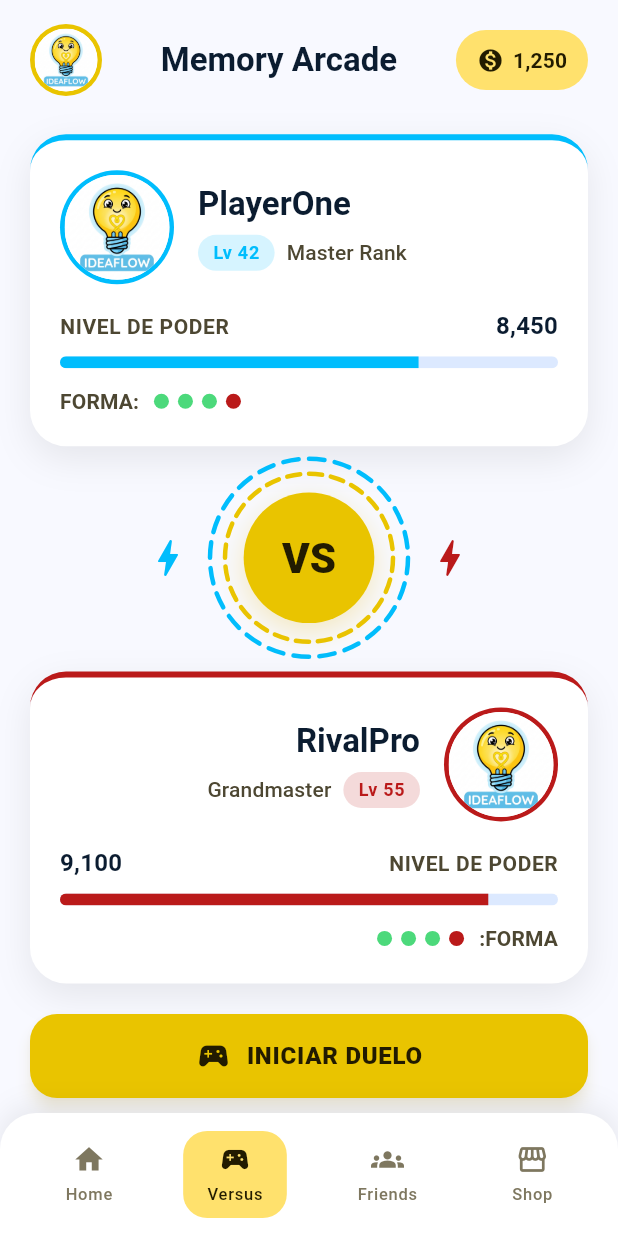
After one commit to GrullonDev/Memory-Companion, a Flutter app: the VersusScreen screen opened by its route, on a phone screen of 412 x 824 dp. The commit adds this screen. Run offline on Flutter 3.47's test engine with Material 3 defaults, Android fonts, the light colour scheme and no system bars; our stand-ins replace flutter_localization, flutter_riverpod, riverpod.

Commit message:
feat: se crea la pantalla de versus para que el usuario tenga la opcion de poder jugar contra la maquina y asi tiene la opcion si le gana

```diff
--- a/lib/core/localization/app_locale.dart
+++ b/lib/core/localization/app_locale.dart
@@ -32,6 +32,10 @@ mixin AppLocale {
   static const String backToHome = 'backToHome';
   static const String settingsLabel = 'settingsLabel';
   static const String quitMatch = 'quitMatch';
+  static const String powerLevelLabel = 'powerLevelLabel';
+  static const String formLabel = 'formLabel';
+  static const String startDuel = 'startDuel';
+  static const String comingSoon = 'comingSoon';
 
   static const Map<String, dynamic> es = {
     appTitle: 'Memory Arcade',
@@ -63,6 +67,10 @@ mixin AppLocale {
     backToHome: 'Volver al inicio',
     settingsLabel: 'Ajustes',
     quitMatch: 'Salir de la partida',
+    powerLevelLabel: 'NIVEL DE PODER',
+    formLabel: 'FORMA',
+    startDuel: 'INICIAR DUELO',
+    comingSoon: 'Muy pronto',
   };
 
   static const Map<String, dynamic> en = {
@@ -95,5 +103,9 @@ mixin AppLocale {
     backToHome: 'Back to home',
     settingsLabel: 'Settings',
     quitMatch: 'Quit Match',
+    powerLevelLabel: 'POWER LEVEL',
+    formLabel: 'FORM',
+    startDuel: 'START DUEL',
+    comingSoon: 'Coming soon',
   };
 }
--- a/lib/core/routes/route_paths.dart
+++ b/lib/core/routes/route_paths.dart
@@ -1,5 +1,18 @@
+import 'package:flutter/widgets.dart';
+
 class RoutePaths {
   static const String splash = '/splash';
   static const String home = '/home';
+  static const String versus = '/versus';
+  static const String friends = '/friends';
+  static const String shop = '/shop';
   static const String boardSolo = '/board/solo';
+
+  /// Bottom-nav tab destinations, indexed the same way as [HomeBottomNav].
+  static const List<String> tabs = [home, versus, friends, shop];
+
+  /// Switches the visible bottom-nav tab without stacking screens.
+  static void navigateToTab(BuildContext context, int index) {
+    Navigator.of(context).pushReplacementNamed(tabs[index]);
+  }
 }
--- a/lib/core/routes/route_switch.dart
+++ b/lib/core/routes/route_switch.dart
@@ -4,6 +4,8 @@ import 'package:memory_companion/core/routes/route_paths.dart';
 import 'package:memory_companion/features/auth/splash/splash_page.dart';
 import 'package:memory_companion/features/game/board/board_page.dart';
 import 'package:memory_companion/features/home/home_screen.dart';
+import 'package:memory_companion/features/home/widget/coming_soon_screen.dart';
+import 'package:memory_companion/features/versus/versus_screen.dart';
 
 class RouteSwitch {
   static Route<dynamic> onGenerateRoute(RouteSettings settings) {
@@ -12,6 +14,26 @@ class RouteSwitch {
         return MaterialPageRoute(builder: (_) => const SplashPage());
       case RoutePaths.home:
         return MaterialPageRoute(builder: (_) => const HomeScreen());
+      case RoutePaths.versus:
+        return MaterialPageRoute(
+          builder: (_) => VersusScreen(onStartDuel: () {}),
+        );
+      case RoutePaths.friends:
+        return MaterialPageRoute(
+          builder: (_) => const ComingSoonScreen(
+            icon: Icons.groups,
+            title: 'Friends',
+            activeIndex: 2,
+          ),
+        );
+      case RoutePaths.shop:
+        return MaterialPageRoute(
+          builder: (_) => const ComingSoonScreen(
+            icon: Icons.storefront,
+            title: 'Shop',
+            activeIndex: 3,
+          ),
+        );
       case RoutePaths.boardSolo:
         return MaterialPageRoute(builder: (_) => const BoardPage());
       default:
--- /dev/null
+++ b/lib/core/widgets/floating_bob.dart
@@ -0,0 +1,58 @@
+import 'dart:math' as math;
+
+import 'package:flutter/material.dart';
+
+/// Wraps [child] in a continuous, smooth up/down floating motion.
+///
+/// Used to make opposing elements (e.g. two versus avatars) feel alive
+/// and to visually separate them from static UI chrome. [phase] shifts
+/// the oscillation (0..1) so multiple instances can bob out of sync.
+class FloatingBob extends StatefulWidget {
+  const FloatingBob({
+    super.key,
+    required this.child,
+    this.amplitude = 8,
+    this.duration = const Duration(seconds: 2),
+    this.phase = 0,
+  });
+
+  final Widget child;
+  final double amplitude;
+  final Duration duration;
+  final double phase;
+
+  @override
+  State<FloatingBob> createState() => _FloatingBobState();
+}
+
+class _FloatingBobState extends State<FloatingBob>
+    with SingleTickerProviderStateMixin {
+  late final AnimationController _controller;
+
+  @override
+  void initState() {
+    super.initState();
+    _controller = AnimationController(vsync: this, duration: widget.duration)
+      ..value = widget.phase
+      ..repeat();
+  }
+
+  @override
+  void dispose() {
+    _controller.dispose();
+    super.dispose();
+  }
+
+  @override
+  Widget build(BuildContext context) {
+    return AnimatedBuilder(
+      animation: _controller,
+      builder: (context, child) {
+        final offset =
+            math.sin(_controller.value * 2 * math.pi) * widget.amplitude;
+        return Transform.translate(offset: Offset(0, offset), child: child);
+      },
+      child: widget.child,
+    );
+  }
+}
--- a/lib/features/home/home_screen.dart
+++ b/lib/features/home/home_screen.dart
@@ -2,6 +2,7 @@ import 'package:flutter/material.dart';
 import 'package:flutter_localization/flutter_localization.dart';
 
 import 'package:memory_companion/core/localization/app_locale.dart';
+import 'package:memory_companion/core/routes/route_paths.dart';
 import 'package:memory_companion/core/theme/app_colors.dart';
 import 'package:memory_companion/features/home/widget/featured_banner.dart';
 import 'package:memory_companion/features/home/widget/game_mode_grid.dart';
@@ -16,7 +17,9 @@ class HomeScreen extends StatelessWidget {
   Widget build(BuildContext context) {
     return Scaffold(
       backgroundColor: AppColors.background,
-      bottomNavigationBar: const HomeBottomNav(),
+      bottomNavigationBar: HomeBottomNav(
+        onTap: (index) => RoutePaths.navigateToTab(context, index),
+      ),
       body: SafeArea(
         bottom: true,
         child: ListView(
--- a/lib/features/home/widget/home_bottom_nav.dart
+++ b/lib/features/home/widget/home_bottom_nav.dart
@@ -3,9 +3,10 @@ import 'package:flutter/material.dart';
 import 'package:memory_companion/core/theme/app_colors.dart';
 
 class HomeBottomNav extends StatelessWidget {
-  const HomeBottomNav({super.key, this.activeIndex = 0});
+  const HomeBottomNav({super.key, this.activeIndex = 0, this.onTap});
 
   final int activeIndex;
+  final ValueChanged<int>? onTap;
 
   static const _items = [
     (icon: Icons.home, label: 'Home'),
@@ -34,10 +35,13 @@ class HomeBottomNav extends StatelessWidget {
         mainAxisAlignment: MainAxisAlignment.spaceAround,
         children: [
           for (var i = 0; i < _items.length; i++)
-            _NavItem(
-              icon: _items[i].icon,
-              label: _items[i].label,
-              active: i == activeIndex,
+            GestureDetector(
+              onTap: onTap == null ? null : () => onTap!(i),
+              child: _NavItem(
+                icon: _items[i].icon,
+                label: _items[i].label,
+                active: i == activeIndex,
+              ),
             ),
         ],
       ),
--- /dev/null
+++ b/lib/features/versus/versus_screen.dart
@@ -0,0 +1,103 @@
+import 'package:flutter/material.dart';
+import 'package:flutter_localization/flutter_localization.dart';
+
+import 'package:memory_companion/core/localization/app_locale.dart';
+import 'package:memory_companion/core/routes/route_paths.dart';
+import 'package:memory_companion/core/theme/app_colors.dart';
+import 'package:memory_companion/core/widgets/floating_bob.dart';
+import 'package:memory_companion/features/home/widget/home_bottom_nav.dart';
+import 'package:memory_companion/features/versus/widget/versus_player_card.dart';
+import 'package:memory_companion/features/versus/widget/versus_top_bar.dart';
+import 'package:memory_companion/features/versus/widget/vs_badge.dart';
+
+class VersusScreen extends StatelessWidget {
+  const VersusScreen({super.key, required this.onStartDuel});
+
+  final VoidCallback onStartDuel;
+
+  @override
+  Widget build(BuildContext context) {
+    return Scaffold(
+      backgroundColor: AppColors.background,
+      bottomNavigationBar: HomeBottomNav(
+        activeIndex: 1,
+        onTap: (index) => RoutePaths.navigateToTab(context, index),
+      ),
+      body: SafeArea(
+        child: ListView(
+          padding: const EdgeInsets.fromLTRB(20, 16, 20, 24),
+          children: [
+            const VersusTopBar(coins: 1250),
+            const SizedBox(height: 28),
+            FloatingBob(
+              phase: 0,
+              child: VersusPlayerCard(
+                name: 'PlayerOne',
+                rankLabel: 'Master Rank',
+                level: 42,
+                powerValue: '8,450',
+                powerProgress: 0.72,
+                formWins: const [true, true, true, false],
+                accentColor: AppColors.secondaryContainer,
+              ),
+            ),
+            SizedBox(
+              height: 140,
+              child: Center(
+                child: FloatingBob(phase: 0.5, amplitude: 6, child: const VsBadge()),
+              ),
+            ),
+            FloatingBob(
+              phase: 0.25,
+              child: VersusPlayerCard(
+                name: 'RivalPro',
+                rankLabel: 'Grandmaster',
+                level: 55,
+                powerValue: '9,100',
+                powerProgress: 0.86,
+                formWins: const [true, true, true, false],
+                accentColor: AppColors.error,
+                reversed: true,
+              ),
+            ),
+            const SizedBox(height: 28),
+            SizedBox(
+              width: double.infinity,
+              height: 56,
+              child: Material(
+                color: AppColors.primaryFixedDim,
+                clipBehavior: Clip.antiAlias,
+                shape: RoundedRectangleBorder(
+                  borderRadius: BorderRadius.circular(18),
+                ),
+                elevation: 4,
+                shadowColor: const Color(0x40E6B400),
+                child: InkWell(
+                  onTap: onStartDuel,
+                  child: Row(
+                    mainAxisAlignment: MainAxisAlignment.center,
+                    children: [
+                      const Icon(
+                        Icons.sports_esports_rounded,
+                        color: AppColors.onPrimaryFixed,
+                      ),
+                      const SizedBox(width: 10),
+                      Text(
+                        AppLocale.startDuel.getString(context),
+                        style: Theme.of(context).textTheme.titleMedium?.copyWith(
+                          color: AppColors.onPrimaryFixed,
+                          fontWeight: FontWeight.w800,
+                          letterSpacing: 0.5,
+                        ),
+                      ),
+                    ],
+                  ),
+                ),
+              ),
+            ),
+          ],
+        ),
+      ),
+    );
+  }
+}
--- /dev/null
+++ b/lib/features/versus/widget/versus_player_card.dart
@@ -0,0 +1,192 @@
+import 'package:flutter/material.dart';
+import 'package:flutter_localization/flutter_localization.dart';
+import 'package:memory_companion/core/localization/app_locale.dart';
+import 'package:memory_companion/core/theme/app_colors.dart';
+
+/// A single combatant summary card used on the versus screen.
+///
+/// [reversed] mirrors the internal layout (avatar side, stat order) so
+/// the rival card can face the player card, matching the mockup.
+class VersusPlayerCard extends StatelessWidget {
+  const VersusPlayerCard({
+    super.key,
+    required this.name,
+    required this.rankLabel,
+    required this.level,
+    required this.powerValue,
+    required this.powerProgress,
+    required this.formWins,
+    required this.accentColor,
+    this.reversed = false,
+  });
+
+  final String name;
+  final String rankLabel;
+  final int level;
+  final String powerValue;
+  final double powerProgress;
+  final List<bool> formWins;
+  final Color accentColor;
+  final bool reversed;
+
+  @override
+  Widget build(BuildContext context) {
+    final avatar = _Avatar(accentColor: accentColor);
+    final identity = Column(
+      crossAxisAlignment:
+          reversed ? CrossAxisAlignment.end : CrossAxisAlignment.start,
+      mainAxisSize: MainAxisSize.min,
+      children: [
+        Text(
+          name,
+          style: Theme.of(context).textTheme.titleLarge?.copyWith(
+            color: AppColors.onSurface,
+            fontWeight: FontWeight.w700,
+          ),
+        ),
+        const SizedBox(height: 6),
+        Row(
+          textDirection: reversed ? TextDirection.rtl : TextDirection.ltr,
+          mainAxisSize: MainAxisSize.min,
+          children: [
+            Container(
+              padding: const EdgeInsets.symmetric(horizontal: 10, vertical: 4),
+              decoration: BoxDecoration(
+                color: accentColor.withValues(alpha: 0.16),
+                borderRadius: BorderRadius.circular(999),
+              ),
+              child: Text(
+                'Lv $level',
+                style: Theme.of(context).textTheme.labelMedium?.copyWith(
+                  color: accentColor,
+                  fontWeight: FontWeight.w700,
+                ),
+              ),
+            ),
+            const SizedBox(width: 8),
+            Text(
+              rankLabel,
+              style: Theme.of(
+                context,
+              ).textTheme.labelLarge?.copyWith(color: AppColors.onSurfaceVariant),
+            ),
+          ],
+        ),
+      ],
+    );
+
+    final identityRow = Row(
+      children: reversed
+          ? [Expanded(child: identity), const SizedBox(width: 16), avatar]
+          : [avatar, const SizedBox(width: 16), Expanded(child: identity)],
+    );
+
+    final powerLabel = Text(
+      AppLocale.powerLevelLabel.getString(context),
+      style: Theme.of(context).textTheme.labelLarge?.copyWith(
+        color: AppColors.onSurfaceVariant,
+        fontWeight: FontWeight.w700,
+        letterSpacing: 0.4,
+      ),
+    );
+    final powerValueText = Text(
+      powerValue,
+      style: Theme.of(context).textTheme.titleMedium?.copyWith(
+        color: AppColors.onSurface,
+        fontWeight: FontWeight.w700,
+      ),
+    );
+
+    final formLabel = Text(
+      reversed
+          ? ':${AppLocale.formLabel.getString(context)}'
+          : '${AppLocale.formLabel.getString(context)}:',
+      style: Theme.of(context).textTheme.labelLarge?.copyWith(
+        color: AppColors.onSurfaceVariant,
+        fontWeight: FontWeight.w700,
+      ),
+    );
+    final formDots = Row(
+      mainAxisSize: MainAxisSize.min,
+      children: [
+        for (var i = 0; i < formWins.length; i++) ...[
+          if (i > 0) const SizedBox(width: 6),
+          Container(
+            width: 10,
+            height: 10,
+            decoration: BoxDecoration(
+              color: formWins[i] ? AppColors.mintGreen : AppColors.error,
+              shape: BoxShape.circle,
+            ),
+          ),
+        ],
+      ],
+    );
+
+    return Container(
+      padding: const EdgeInsets.all(20),
+      decoration: BoxDecoration(
+        color: AppColors.surfaceContainerLowest,
+        borderRadius: BorderRadius.circular(24),
+        border: Border(top: BorderSide(color: accentColor, width: 4)),
+        boxShadow: const [
+          BoxShadow(
+            color: Color(0x14000000),
+            blurRadius: 20,
+            offset: Offset(0, 8),
+          ),
+        ],
+      ),
+      child: Column(
+        crossAxisAlignment: CrossAxisAlignment.stretch,
+        children: [
+          identityRow,
+          const SizedBox(height: 16),
+          Row(
+            mainAxisAlignment: MainAxisAlignment.spaceBetween,
+            textDirection: reversed ? TextDirection.rtl : TextDirection.ltr,
+            children: [powerLabel, powerValueText],
+          ),
+          const SizedBox(height: 8),
+          ClipRRect(
+            borderRadius: BorderRadius.circular(999),
+            child: LinearProgressIndicator(
+              value: powerProgress,
+              minHeight: 8,
+              backgroundColor: AppColors.surfaceContainerHigh,
+              valueColor: AlwaysStoppedAnimation(accentColor),
+            ),
+          ),
+          const SizedBox(height: 12),
+          Row(
+            mainAxisAlignment: MainAxisAlignment.start,
+            textDirection: reversed ? TextDirection.rtl : TextDirection.ltr,
+            children: [formLabel, const SizedBox(width: 10), formDots],
+          ),
+        ],
+      ),
+    );
+  }
+}
+
+class _Avatar extends StatelessWidget {
+  const _Avatar({required this.accentColor});
+
+  final Color accentColor;
+
+  @override
+  Widget build(BuildContext context) {
+    return Container(
+      width: 76,
+      height: 76,
+      padding: const EdgeInsets.all(3),
+      decoration: BoxDecoration(color: accentColor, shape: BoxShape.circle),
+      child: ClipOval(
+        child: Container(
+          color: AppColors.surfaceContainerLowest,
+          child: Image.asset('assets/logo_mascota.png', fit: BoxFit.cover),
+        ),
+      ),
+    );
+  }
+}
--- /dev/null
+++ b/lib/features/versus/widget/versus_top_bar.dart
@@ -0,0 +1,72 @@
+import 'package:flutter/material.dart';
+import 'package:flutter_localization/flutter_localization.dart';
+import 'package:intl/intl.dart';
+
+import 'package:memory_companion/core/localization/app_locale.dart';
+import 'package:memory_companion/core/theme/app_colors.dart';
+
+class VersusTopBar extends StatelessWidget {
+  const VersusTopBar({super.key, required this.coins});
+
+  final int coins;
+
+  @override
+  Widget build(BuildContext context) {
+    return Row(
+      crossAxisAlignment: CrossAxisAlignment.center,
+      children: [
+        Container(
+          width: 48,
+          height: 48,
+          padding: const EdgeInsets.all(3),
+          decoration: const BoxDecoration(
+            shape: BoxShape.circle,
+            color: AppColors.primaryFixedDim,
+          ),
+          child: ClipOval(
+            child: Container(
+              color: AppColors.surfaceContainerLowest,
+              child: Image.asset('assets/logo_mascota.png', fit: BoxFit.cover),
+            ),
+          ),
+        ),
+        Expanded(
+          child: Text(
+            AppLocale.appTitle.getString(context),
+            textAlign: TextAlign.center,
+            style: Theme.of(context).textTheme.titleLarge?.copyWith(
+              color: AppColors.onSurface,
+              fontWeight: FontWeight.w700,
+            ),
+          ),
+        ),
+        Container(
+          constraints: const BoxConstraints(minHeight: 40),
+          padding: const EdgeInsets.symmetric(horizontal: 14, vertical: 8),
+          decoration: BoxDecoration(
+            color: AppColors.primaryFixed,
+            borderRadius: BorderRadius.circular(999),
+          ),
+          child: Row(
+            mainAxisSize: MainAxisSize.min,
+            children: [
+              const Icon(
+                Icons.monetization_on,
+                size: 18,
+                color: AppColors.onPrimaryFixed,
+              ),
+              const SizedBox(width: 6),
+              Text(
+                NumberFormat.decimalPattern().format(coins),
+                style: Theme.of(context).textTheme.titleSmall?.copyWith(
+                  color: AppColors.onPrimaryFixed,
+                  fontWeight: FontWeight.w700,
+                ),
+              ),
+            ],
+          ),
+        ),
+      ],
+    );
+  }
+}
--- /dev/null
+++ b/lib/features/versus/widget/vs_badge.dart
@@ -0,0 +1,108 @@
+import 'dart:math' as math;
+
+import 'package:flutter/material.dart';
+
+import 'package:memory_companion/core/theme/app_colors.dart';
+
+/// Center "VS" emblem: two dashed rings around a solid yellow circle,
+/// flanked by a blue bolt (player side) and a red bolt (rival side).
+class VsBadge extends StatelessWidget {
+  const VsBadge({super.key});
+
+  static const double _diameter = 132;
+
+  @override
+  Widget build(BuildContext context) {
+    return Row(
+      mainAxisSize: MainAxisSize.min,
+      children: [
+        const Icon(
+          Icons.bolt_rounded,
+          color: AppColors.secondaryContainer,
+          size: 32,
+        ),
+        const SizedBox(width: 12),
+        SizedBox(
+          width: _diameter,
+          height: _diameter,
+          child: CustomPaint(
+            painter: _DashedRingsPainter(),
+            child: Center(
+              child: Container(
+                width: _diameter * 0.66,
+                height: _diameter * 0.66,
+                decoration: const BoxDecoration(
+                  color: AppColors.primaryFixedDim,
+                  shape: BoxShape.circle,
+                  boxShadow: [
+                    BoxShadow(
+                      color: Color(0x40E6B400),
+                      blurRadius: 16,
+                      offset: Offset(0, 6),
+                    ),
+                  ],
+                ),
+                alignment: Alignment.center,
+                child: Text(
+                  'VS',
+                  style: Theme.of(context).textTheme.headlineMedium?.copyWith(
+                    color: AppColors.onPrimaryFixed,
+                    fontWeight: FontWeight.w900,
+                  ),
+                ),
+              ),
+            ),
+          ),
+        ),
+        const SizedBox(width: 12),
+        const Icon(Icons.bolt_rounded, color: AppColors.error, size: 32),
+      ],
+    );
+  }
+}
+
+class _DashedRingsPainter extends CustomPainter {
+  @override
+  void paint(Canvas canvas, Size size) {
+    final center = size.center(Offset.zero);
+    _drawDashedCircle(
+      canvas,
+      center,
+      size.shortestSide / 2,
+      AppColors.secondaryContainer,
+    );
+    _drawDashedCircle(
+      canvas,
+      center,
+      size.shortestSide / 2 - 10,
+      AppColors.primaryFixedDim,
+    );
+  }
+
+  void _drawDashedCircle(Canvas canvas, Offset center, double radius, Color color) {
+    final paint = Paint()
+      ..color = color
+      ..style = PaintingStyle.stroke
+      ..strokeWidth = 3
+      ..strokeCap = StrokeCap.round;
+
+    const dashCount = 24;
+    const dashFraction = 0.6;
+    final anglePerDash = (2 * math.pi) / dashCount;
+
+    for (var i = 0; i < dashCount; i++) {
+      final startAngle = i * anglePerDash;
+      final sweep = anglePerDash * dashFraction;
+      canvas.drawArc(
+        Rect.fromCircle(center: center, radius: radius),
+        startAngle,
+        sweep,
+        false,
+        paint,
+      );
+    }
+  }
+
+  @override
+  bool shouldRepaint(covariant _DashedRingsPainter oldDelegate) => false;
+}
```
